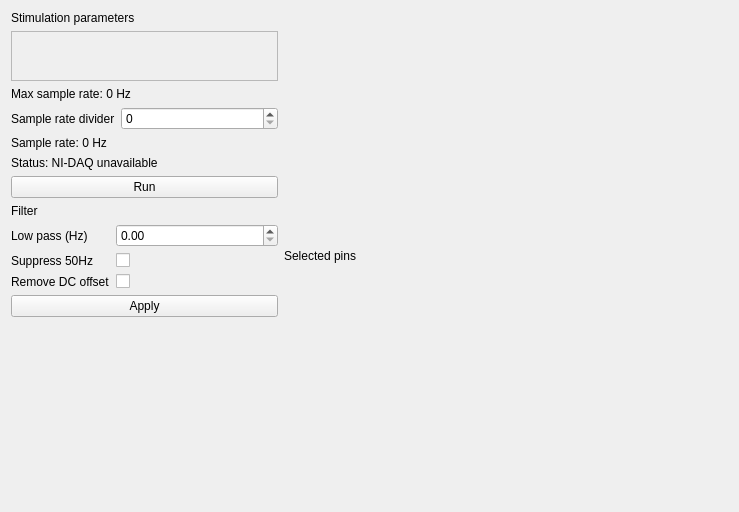
teuncm/wormenpracticum, file app/ui/protocol_window.ui: the form before one commit.
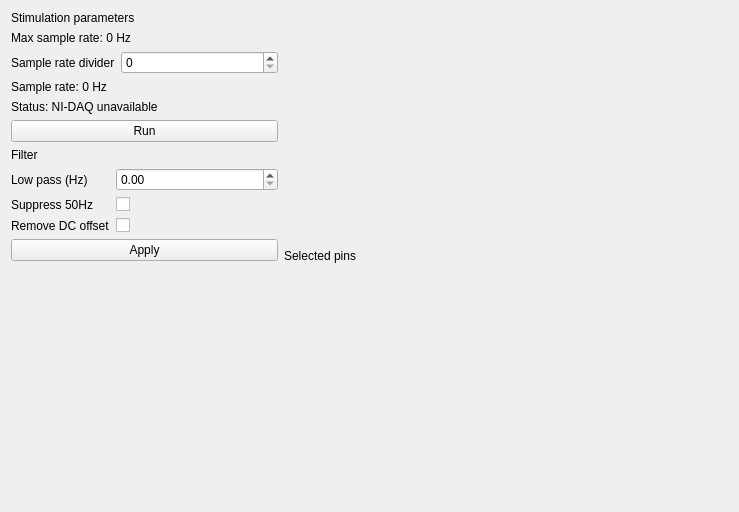
The form after the commit.

What changed in the file:
```diff
--- a/app/ui/protocol_window.ui
+++ b/app/ui/protocol_window.ui
@@ -23,22 +23,6 @@
        </property>
       </widget>
      </item>
-     <item>
-      <widget class="QFrame" name="pinFrame">
-       <property name="minimumSize">
-        <size>
-         <width>50</width>
-         <height>50</height>
-        </size>
-       </property>
-       <property name="frameShape">
-        <enum>QFrame::Shape::StyledPanel</enum>
-       </property>
-       <property name="frameShadow">
-        <enum>QFrame::Shadow::Raised</enum>
-       </property>
-      </widget>
-     </item>
      <item>
       <widget class="QLabel" name="label">
        <property name="text">
```
